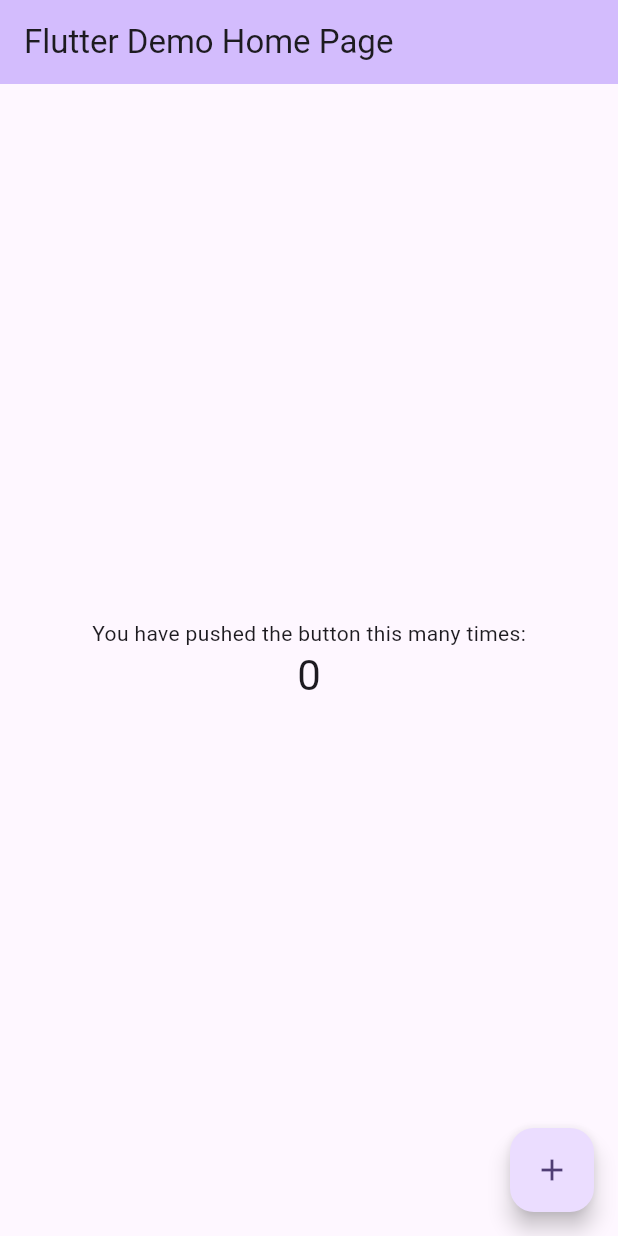
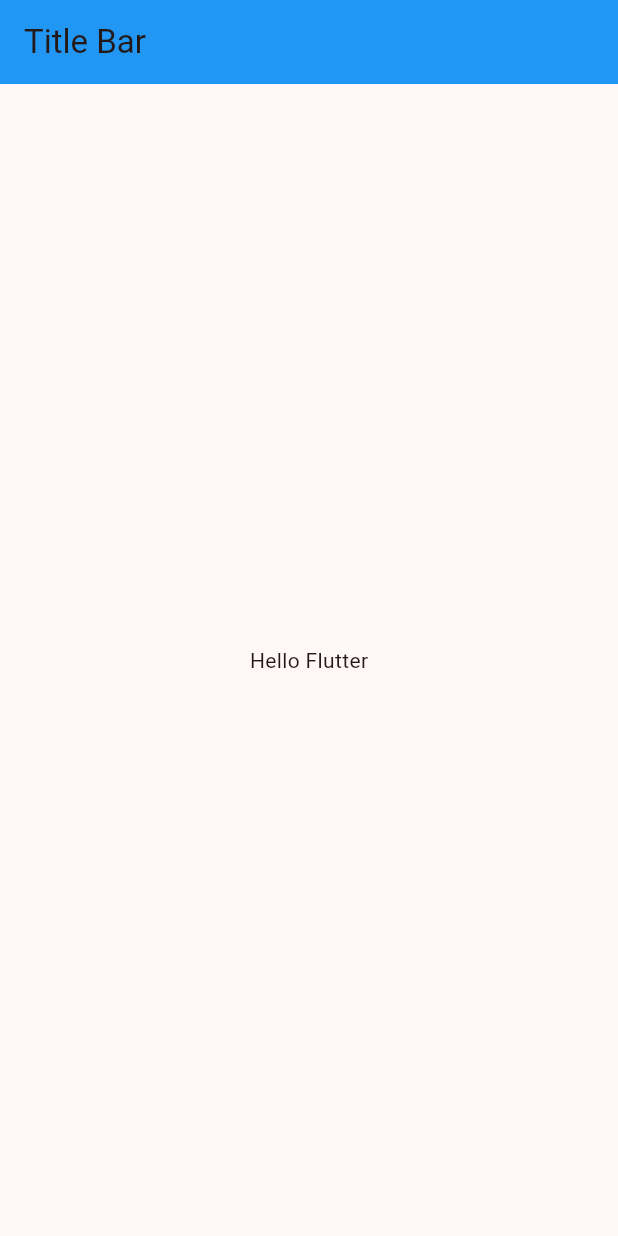
Before and after one commit to azmanbarraquias/flutter_practice, a Flutter app: the screen it shows after launch, on a phone screen of 412 x 824 dp. Run offline on Flutter 3.47's test engine with Material 2 defaults, Android fonts, the phone set to English and light mode, and no system bars; missing offline and left inert: flutter_test_app.

Commit message:
Upload practice project

```diff
--- /dev/null
+++ b/practice_flutter_app/lib/a_fundamental/fundamental_main.dart
@@ -0,0 +1,38 @@
+
+
+import 'package:flutter/material.dart';
+
+import 'gradient_container.dart';
+
+void main(){
+  runApp(const Fundamental());
+}
+
+class Fundamental extends StatelessWidget {
+  const Fundamental({super.key});
+
+  @override
+  Widget build(BuildContext context) {
+   return MaterialApp(
+     title: 'flutter test app',
+     theme: ThemeData(
+       useMaterial3: false,
+       colorScheme: ColorScheme.fromSeed(seedColor: Colors.red),
+     ),
+     home: Scaffold(
+       appBar: AppBar(
+         backgroundColor: const Color.fromARGB(100, 66, 255, 209),
+         title: const Text('Title Bar'),
+       ),
+       body: const GradientContainer(
+           [Colors.red, Color.fromARGB(255, 66, 255, 209), Colors.purple]),
+       floatingActionButton: FloatingActionButton(
+         onPressed: () {},
+         tooltip: 'Increment x2',
+         child: const Icon(Icons.add),
+       ),
+     ),
+   );
+  }
+
+}
--- a/practice_flutter_app/lib/main.dart
+++ b/practice_flutter_app/lib/main.dart
@@ -1,125 +1,50 @@
 import 'package:flutter/material.dart';
 
+import 'a_fundamental/fundamental_main.dart';
+import 'b_advance/advance_main.dart';
+
+var fundamental = const Fundamental();
+var advance = const DeepQuiz();
+
 void main() {
-  runApp(const MyApp());
+  runApp(
+    MaterialApp(
+      title: 'flutter test app',
+      theme: ThemeData(
+        useMaterial3: true,
+        colorScheme: ColorScheme.fromSeed(seedColor: Colors.red),
+      ),
+      home: const MyWidget(),
+    ),
+  );
 }
 
-class MyApp extends StatelessWidget {
-  const MyApp({super.key});
+class MyWidget extends StatelessWidget {
+  const MyWidget({super.key});
 
-  // This widget is the root of your application.
   @override
-  Widget build(BuildContext context) {
-    return MaterialApp(
-      title: 'Flutter Demo',
-      theme: ThemeData(
-        // This is the theme of your application.
-        //
-        // TRY THIS: Try running your application with "flutter run". You'll see
-        // the application has a blue toolbar. Then, without quitting the app,
-        // try changing the seedColor in the colorScheme below to Colors.green
-        // and then invoke "hot reload" (save your changes or press the "hot
-        // reload" button in a Flutter-supported IDE, or press "r" if you used
-        // the command line to start the app).
-        //
-        // Notice that the counter didn't reset back to zero; the application
-        // state is not lost during the reload. To reset the state, use hot
-        // restart instead.
-        //
-        // This works for code too, not just values: Most code changes can be
-        // tested with just a hot reload.
-        colorScheme: ColorScheme.fromSeed(seedColor: Colors.deepPurple),
-        useMaterial3: true,
+  Widget build(context) {
+    return Scaffold(
+      appBar: AppBar(
+        backgroundColor: myAppBarColor(context),
+        title: const Text('Title Bar'),
       ),
-      home: const MyHomePage(title: 'Flutter Demo Home Page'),
+      body: const Center(
+        child: Text("Hello Flutter"),
+      ),
     );
   }
-}
 
-class MyHomePage extends StatefulWidget {
-  const MyHomePage({super.key, required this.title});
-
-  // This widget is the home page of your application. It is stateful, meaning
-  // that it has a State object (defined below) that contains fields that affect
-  // how it looks.
-
-  // This class is the configuration for the state. It holds the values (in this
-  // case the title) provided by the parent (in this case the App widget) and
-  // used by the build method of the State. Fields in a Widget subclass are
-  // always marked "final".
-
-  final String title;
-
-  @override
-  State<MyHomePage> createState() => _MyHomePageState();
-}
-
-class _MyHomePageState extends State<MyHomePage> {
-  int _counter = 0;
-
-  void _incrementCounter() {
-    setState(() {
-      // This call to setState tells the Flutter framework that something has
-      // changed in this State, which causes it to rerun the build method below
-      // so that the display can reflect the updated values. If we changed
-      // _counter without calling setState(), then the build method would not be
-      // called again, and so nothing would appear to happen.
-      _counter++;
-    });
-  }
-
-  @override
-  Widget build(BuildContext context) {
-    // This method is rerun every time setState is called, for instance as done
-    // by the _incrementCounter method above.
-    //
-    // The Flutter framework has been optimized to make rerunning build methods
-    // fast, so that you can just rebuild anything that needs updating rather
-    // than having to individually change instances of widgets.
-    return Scaffold(
-      appBar: AppBar(
-        // TRY THIS: Try changing the color here to a specific color (to
-        // Colors.amber, perhaps?) and trigger a hot reload to see the AppBar
-        // change color while the other colors stay the same.
-        backgroundColor: Theme.of(context).colorScheme.inversePrimary,
-        // Here we take the value from the MyHomePage object that was created by
-        // the App.build method, and use it to set our appbar title.
-        title: Text(widget.title),
-      ),
-      body: Center(
-        // Center is a layout widget. It takes a single child and positions it
-        // in the middle of the parent.
-        child: Column(
-          // Column is also a layout widget. It takes a list of children and
-          // arranges them vertically. By default, it sizes itself to fit its
-          // children horizontally, and tries to be as tall as its parent.
-          //
-          // Column has various properties to control how it sizes itself and
-          // how it positions its children. Here we use mainAxisAlignment to
-          // center the children vertically; the main axis here is the vertical
-          // axis because Columns are vertical (the cross axis would be
-          // horizontal).
-          //
-          // TRY THIS: Invoke "debug painting" (choose the "Toggle Debug Paint"
-          // action in the IDE, or press "p" in the console), to see the
-          // wireframe for each widget.
-          mainAxisAlignment: MainAxisAlignment.center,
-          children: <Widget>[
-            const Text(
-              'You have pushed the button this many times:',
-            ),
-            Text(
-              '$_counter',
-              style: Theme.of(context).textTheme.headlineMedium,
-            ),
-          ],
-        ),
-      ),
-      floatingActionButton: FloatingActionButton(
-        onPressed: _incrementCounter,
-        tooltip: 'Increment',
-        child: const Icon(Icons.add),
-      ), // This trailing comma makes auto-formatting nicer for build methods.
-    );
+  Color myAppBarColor(context) {
+    switch (Theme.of(context).platform) {
+      case TargetPlatform.windows:
+        return Colors.red;
+      case TargetPlatform.android:
+        return Colors.blue;
+      case TargetPlatform.iOS:
+        return Colors.green;
+      default:
+        return Colors.white;
+    }
   }
 }
```
Also changed, not shown: practice_flutter_app/lib/a_basics/basic_main.dart (added, +16 -0 lines), practice_flutter_app/lib/a_fundamental/dice_roller.dart (added, +82 -0 lines), practice_flutter_app/lib/a_fundamental/gradient_container.dart (added, +41 -0 lines), practice_flutter_app/lib/a_fundamental/styled_text.dart (added, +20 -0 lines), practice_flutter_app/lib/b_advance/advance_main.dart (added, +31 -0 lines), practice_flutter_app/lib/b_advance/start_screen.dart (added, +41 -0 lines), practice_flutter_app/lib/z_dart_practice/dart_main.dart (added, +52 -0 lines), practice_flutter_app/pubspec.yaml (+16 -8 lines), practice_flutter_app/assets/deep_quiz_img.png (added), practice_flutter_app/assets/dice_images/d1.png (added), practice_flutter_app/assets/dice_images/d2.png (added), practice_flutter_app/assets/dice_images/d3.png (added), practice_flutter_app/assets/dice_images/d4.png (added), practice_flutter_app/assets/dice_images/d5.png (added), 2 more files.
